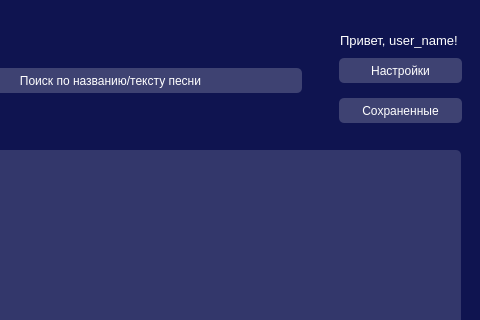
The window that main_window.ui (alicedeni/py-project) describes before a commit, drawn with Qt 5; both pictures show x 320 to 800 and y 0 to 320 of the 800 by 600 pixel window.
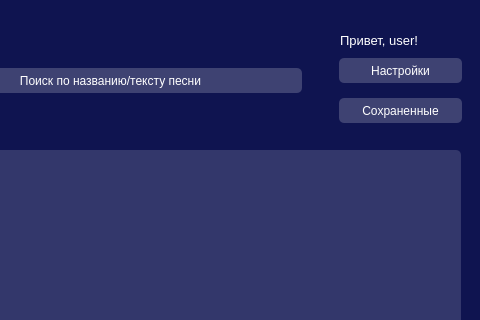
The same window after the commit. Icons and pictures are not drawn.

Patch:
```diff
--- a/main_window.ui
+++ b/main_window.ui
@@ -221,7 +221,7 @@
      <string notr="true">color: rgb(255, 255, 255);</string>
     </property>
     <property name="text">
-     <string>Привет, user_name!</string>
+     <string>Привет, user!</string>
     </property>
    </widget>
    <widget class="QScrollArea" name="song">
```
